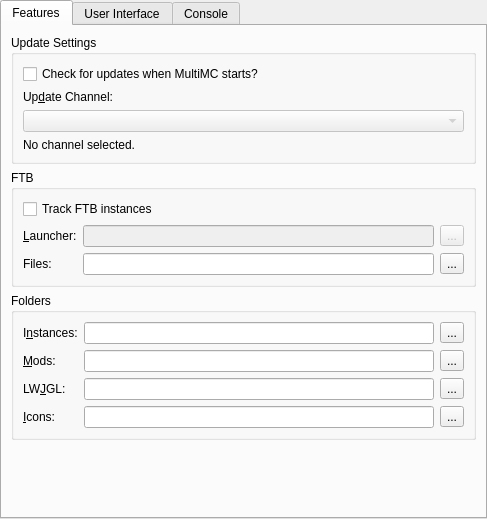
First picture: the form in gui/pages/global/MultiMCPage.ui, repository MultiMC/Launcher, before the edit.
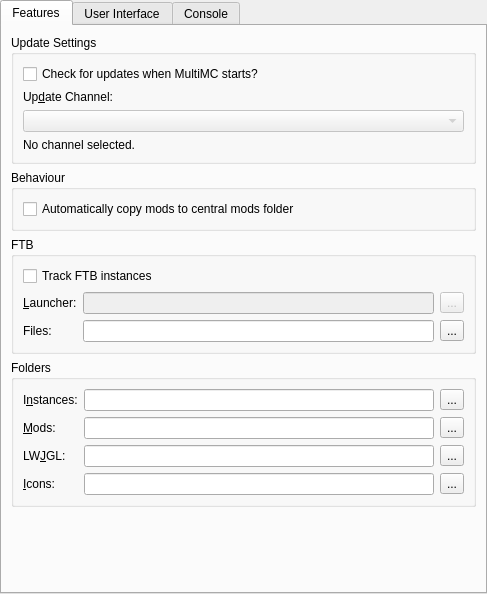
Second picture: the form after the edit. Icons and pictures are not drawn.

Commit message: Fix #239; copy added mods to central mods folder

Patch:
```diff
--- a/gui/pages/global/MultiMCPage.ui
+++ b/gui/pages/global/MultiMCPage.ui
@@ -7,7 +7,7 @@
     <x>0</x>
     <y>0</y>
     <width>487</width>
-    <height>519</height>
+    <height>594</height>
    </rect>
   </property>
   <property name="sizePolicy">
@@ -92,6 +92,22 @@
          </layout>
         </widget>
        </item>
+       <item>
+        <widget class="QGroupBox" name="groupBox_5">
+         <property name="title">
+          <string>Behaviour</string>
+         </property>
+         <layout class="QVBoxLayout" name="verticalLayout_14">
+          <item>
+           <widget class="QCheckBox" name="copyCentralModsBox">
+            <property name="text">
+             <string>Automatically copy mods to central mods folder</string>
+            </property>
+           </widget>
+          </item>
+         </layout>
+        </widget>
+       </item>
        <item>
         <widget class="QGroupBox" name="groupBox">
          <property name="title">
```
The commit also changes 3 other files.
